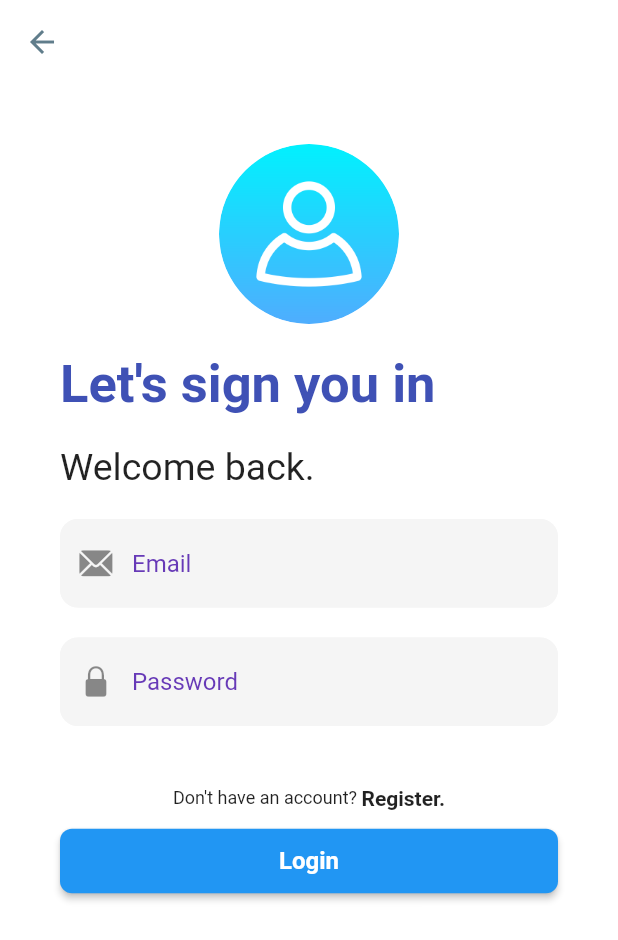
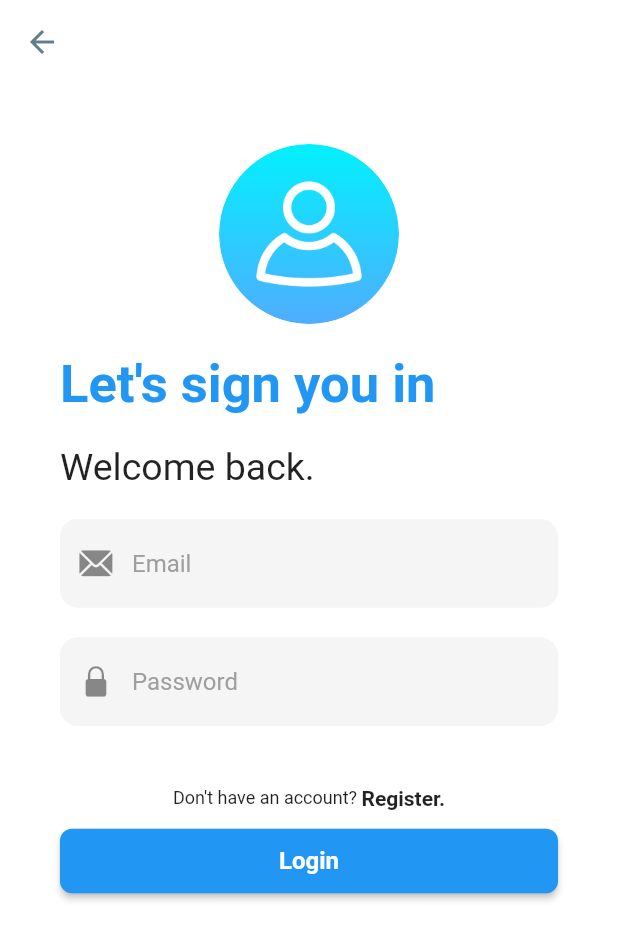
Before and after one commit to MajorProject-Orphaned/MajorProj-Orphaned-Frontend, a Flutter app: the screen it shows after launch, after a tap on "Login", on a phone screen of 412 x 824 dp. Shown: the top 940 px of the screen. Run offline on Flutter 3.47's test engine with Material 2 defaults, Android fonts, the phone set to English and light mode, and no system bars; drawn by our look-alikes of animated_text_kit; our stand-ins replace google_fonts.

Commit message:
widgets splitted

```diff
--- a/lib/screens/home_page.dart
+++ b/lib/screens/home_page.dart
@@ -22,7 +22,7 @@ class HomePage extends StatelessWidget {
                 children: [
                   Text(
                     "Welcome to ORPHANED!",
-                    textAlign: TextAlign.left,
+                    textAlign: TextAlign.center,
                     style: GoogleFonts.roboto(
                       textStyle: TextStyle(
                         fontWeight: FontWeight.bold,
@@ -63,7 +63,7 @@ class HomePage extends StatelessWidget {
                   style: TextStyle(
                       fontWeight: FontWeight.w600,
                       fontSize: 20,
-                      color: Colors.white70),
+                      color: Colors.white),
                 ),
               ),
               MaterialButton(
--- a/lib/screens/login_screen.dart
+++ b/lib/screens/login_screen.dart
@@ -1,6 +1,8 @@
 import 'package:flutter/material.dart';
 import 'package:flutter/cupertino.dart';
-import 'package:animated_text_kit/animated_text_kit.dart';
+
+import '../utils/widgets.dart';
+
 
 class LoginScreen extends StatefulWidget {
   static const routeName = '/login';
@@ -12,9 +14,6 @@ class LoginScreen extends StatefulWidget {
 class _LoginScreenState extends State<LoginScreen> {
   @override
   Widget build(BuildContext context) {
-    final deviceHeight = MediaQuery.of(context).size.height;
-    final deviceWidth = MediaQuery.of(context).size.width;
-    print('deviceWidth $deviceWidth and deviceHeight $deviceHeight');
     return GestureDetector(
       onTap: () {
         if (FocusScope.of(context).isFirstFocus) {
@@ -24,15 +23,7 @@ class _LoginScreenState extends State<LoginScreen> {
       child: Scaffold(
         backgroundColor: Colors.white,
         appBar: buildLoginAppBar(context),
-          body: LoginBody()),
-    );
-  }
-}
-
-class LoginBody extends StatelessWidget {
-  @override
-  Widget build(BuildContext context) {
-    return ListView(
+        body: ListView(
           shrinkWrap: true,
           padding: const EdgeInsets.all(40.0),
           children: [
@@ -42,25 +33,42 @@ class LoginBody extends StatelessWidget {
             SizedBox(height: 20),
             buildRowCreateNew(),
             SizedBox(height: 20),
+
+            // email field
             TextField(
               textCapitalization: TextCapitalization.words,
-          cursorColor: Colors.deepPurple,
+              cursorColor: Theme.of(context).primaryColor,
               keyboardType: TextInputType.emailAddress,
               decoration: fieldDecoration(
                 Icon(CupertinoIcons.mail_solid),
                 'Email',
               ),
               style: TextStyle(
-            color: Colors.deepPurple,
+                color: Theme.of(context).primaryColor,
               ),
             ),
             SizedBox(height: 20),
-        passwordField,
+
+            // password field
+            TextField(
+              textCapitalization: TextCapitalization.words,
+              style: TextStyle(color: Theme.of(context).primaryColor,),
+              autofocus: false,
+              obscureText: true,
+              keyboardType: TextInputType.visiblePassword,
+              cursorColor: Theme.of(context).primaryColor,
+              decoration: fieldDecoration(
+                Icon(CupertinoIcons.lock_fill),
+                'Password',
+              ),
+            ),
             SizedBox(height: 40),
             buildRowForgotPassword(),
             SizedBox(height: 10),
             ElevatedButton(
-          onPressed: () {},
+              onPressed: () {
+                print('Login button pressed');
+              },
               style: ElevatedButton.styleFrom(
                 shape: new RoundedRectangleBorder(
                   borderRadius: new BorderRadius.circular(8.0),
@@ -81,160 +89,8 @@ class LoginBody extends StatelessWidget {
               ),
             ),
           ],
-    );
-  }
-}
-
-Padding backNavIcon(context) {
-  return Padding(
-    padding: const EdgeInsets.all(8.0),
-    child: InkWell(
-      hoverColor: Colors.white,
-      onTap: () => Navigator.pop(context),
-      child: CircleAvatar(
-          backgroundColor: Colors.white,
-          child: Icon(
-            Icons.arrow_back_sharp,
-            color: Colors.blueGrey,
-          )),
-    ),
-  );
-}
-
-AppBar buildLoginAppBar(context) {
-  return AppBar(
-    backgroundColor: Colors.white,
-    elevation: 0,
-    leading: backNavIcon(context),
-    actions: [],
-  );
-}
-
-InputDecoration fieldDecoration(Icon icon, String fieldText) {
-  return InputDecoration(
-    enabledBorder: OutlineInputBorder(
-      borderRadius: BorderRadius.all(Radius.circular(12.0)),
-      borderSide: BorderSide(color: Colors.grey.shade100, width: 1),
-    ),
-    focusedBorder: OutlineInputBorder(
-      borderRadius: BorderRadius.all(Radius.circular(32.0)),
-      borderSide: BorderSide(color: Colors.grey.shade100),
-    ),
-    alignLabelWithHint: true,
-    fillColor: Colors.grey.shade100,
-    filled: true,
-    hintText: fieldText,
-    hintStyle: TextStyle(color: Colors.deepPurple),
-    prefixIcon: icon,
-  );
-}
-
-final emailField = TextField(
-  textCapitalization: TextCapitalization.words,
-  style: TextStyle(color: Colors.deepPurple),
-  cursorColor: Colors.blue,
-  keyboardType: TextInputType.emailAddress,
-  decoration: fieldDecoration(
-    Icon(CupertinoIcons.mail_solid),
-    'Email',
-  ),
-);
-
-final passwordField = TextField(
-  textCapitalization: TextCapitalization.words,
-  style: TextStyle(color: Colors.deepPurple),
-  autofocus: false,
-  obscureText: true,
-  keyboardType: TextInputType.visiblePassword,
-  cursorColor: Colors.deepPurple,
-  decoration: fieldDecoration(Icon(CupertinoIcons.lock_fill), 'Password'),
-);
-
-Hero buildHeroThumbnail() {
-  return Hero(
-    tag: "userThumbnail",
-    child: Center(
-      child: CircleAvatar(
-        radius: 60.0,
-        backgroundImage: AssetImage('assets/images/login-user.png'),
-        backgroundColor: Colors.transparent,
         ),
       ),
     );
   }
-
-ElevatedButton buildLoginButton() {
-  return ElevatedButton(
-      onPressed: () {},
-      style: ElevatedButton.styleFrom(
-        shape: new RoundedRectangleBorder(
-          borderRadius: new BorderRadius.circular(8.0),
-        ),
-      ),
-      child: Container(
-          padding: EdgeInsets.all(12),
-          width: double.infinity,
-          child: Center(
-              child: Text("Login",
-                  style: TextStyle(
-                    fontSize: 16,
-                    fontWeight: FontWeight.bold,
-                  )))));
 }
-
-Row buildRowForgotPassword() {
-  return Row(
-    mainAxisAlignment: MainAxisAlignment.center,
-    children: [
-      Text("Don't have an account? ",
-          style: TextStyle(
-            fontSize: 12,
-            fontWeight: FontWeight.normal,
-          )),
-      Text(
-        'Register.',
-        style: TextStyle(
-          fontSize: 14,
-          fontWeight: FontWeight.bold,
-        ),
-      ),
-    ],
-  );
-}
-
-Text buildRowCreateNew() {
-  return Text(
-    'Welcome back.',
-    style: TextStyle(
-      fontSize: 25,
-      fontWeight: FontWeight.normal,
-    ),
-  );
-}
-
-SizedBox buildTextLoginNow() {
-  return SizedBox(
-    width: 250.0,
-    child: AnimatedTextKit(
-      repeatForever: true,
-      animatedTexts: [
-        TypewriterAnimatedText("Let's sign you in",
-            textStyle: TextStyle(
-                color: Colors.indigo,
-                fontWeight: FontWeight.bold,
-                fontSize: 35)),
-      ],
-      onTap: () {
-        print("Tap Event");
-      },
-    ),
-  );
-
-  //   Text(
-  //   "Let's sign you in.",
-  //   style: TextStyle(
-  //   fontSize: 25,
-  //   fontWeight: FontWeight.bold,
-  // ),
-  // );
-}
--- /dev/null
+++ b/lib/utils/widgets.dart
@@ -0,0 +1,108 @@
+import 'package:animated_text_kit/animated_text_kit.dart';
+import 'package:flutter/material.dart';
+
+Padding backNavIcon(context) {
+  return Padding(
+    padding: const EdgeInsets.all(8.0),
+    child: InkWell(
+      hoverColor: Colors.white,
+      onTap: () => Navigator.pop(context),
+      child: CircleAvatar(
+          backgroundColor: Colors.white,
+          child: Icon(
+            Icons.arrow_back_sharp,
+            color: Colors.blueGrey,
+          )),
+    ),
+  );
+}
+
+AppBar buildLoginAppBar(context) {
+  return AppBar(
+    backgroundColor: Colors.white,
+    elevation: 0,
+    leading: backNavIcon(context),
+    actions: [],
+  );
+}
+
+InputDecoration fieldDecoration(Icon icon, String fieldText) {
+  return InputDecoration(
+    enabledBorder: OutlineInputBorder(
+      borderRadius: BorderRadius.all(Radius.circular(12.0)),
+      borderSide: BorderSide(color: Colors.grey.shade100, width: 1),
+    ),
+    focusedBorder: OutlineInputBorder(
+      borderRadius: BorderRadius.all(Radius.circular(32.0)),
+      borderSide: BorderSide(color: Colors.grey.shade100),
+    ),
+    alignLabelWithHint: true,
+    fillColor: Colors.grey.shade100,
+    filled: true,
+    hintText: fieldText,
+    hintStyle: TextStyle(color: Colors.grey),
+    prefixIcon: icon,
+  );
+}
+
+Hero buildHeroThumbnail() {
+  return Hero(
+    tag: "userThumbnail",
+    child: Center(
+      child: CircleAvatar(
+        radius: 60.0,
+        backgroundImage: AssetImage('assets/images/login-user.png'),
+        backgroundColor: Colors.transparent,
+      ),
+    ),
+  );
+}
+
+Row buildRowForgotPassword() {
+  return Row(
+    mainAxisAlignment: MainAxisAlignment.center,
+    children: [
+      Text("Don't have an account? ",
+          style: TextStyle(
+            fontSize: 12,
+            fontWeight: FontWeight.normal,
+          )),
+      Text(
+        'Register.',
+        style: TextStyle(
+          fontSize: 14,
+          fontWeight: FontWeight.bold,
+        ),
+      ),
+    ],
+  );
+}
+
+Text buildRowCreateNew() {
+  return Text(
+    'Welcome back.',
+    style: TextStyle(
+      fontSize: 25,
+      fontWeight: FontWeight.normal,
+    ),
+  );
+}
+
+SizedBox buildTextLoginNow() {
+  return SizedBox(
+    width: 250.0,
+    child: AnimatedTextKit(
+      repeatForever: true,
+      animatedTexts: [
+        TypewriterAnimatedText(
+          "Let's sign you in",
+          textStyle: TextStyle(
+            color: Colors.blue,
+            fontWeight: FontWeight.bold,
+            fontSize: 35,
+          ),
+        ),
+      ],
+    ),
+  );
+}
```
Lines whose indentation alone changed are shown as unchanged.
